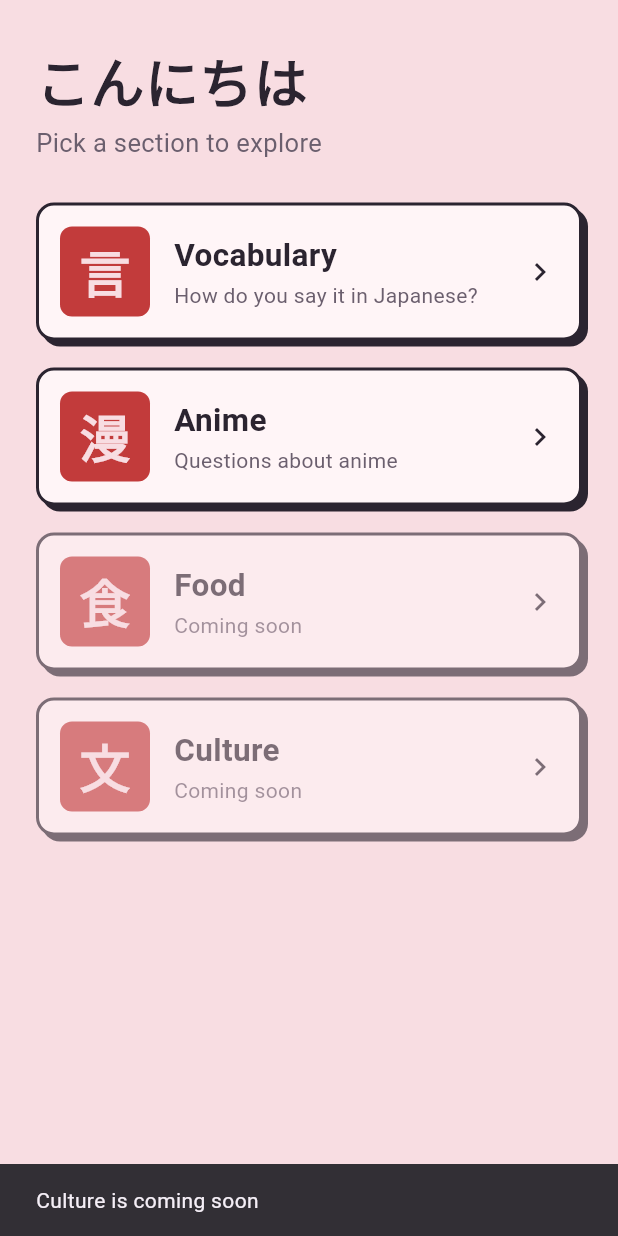
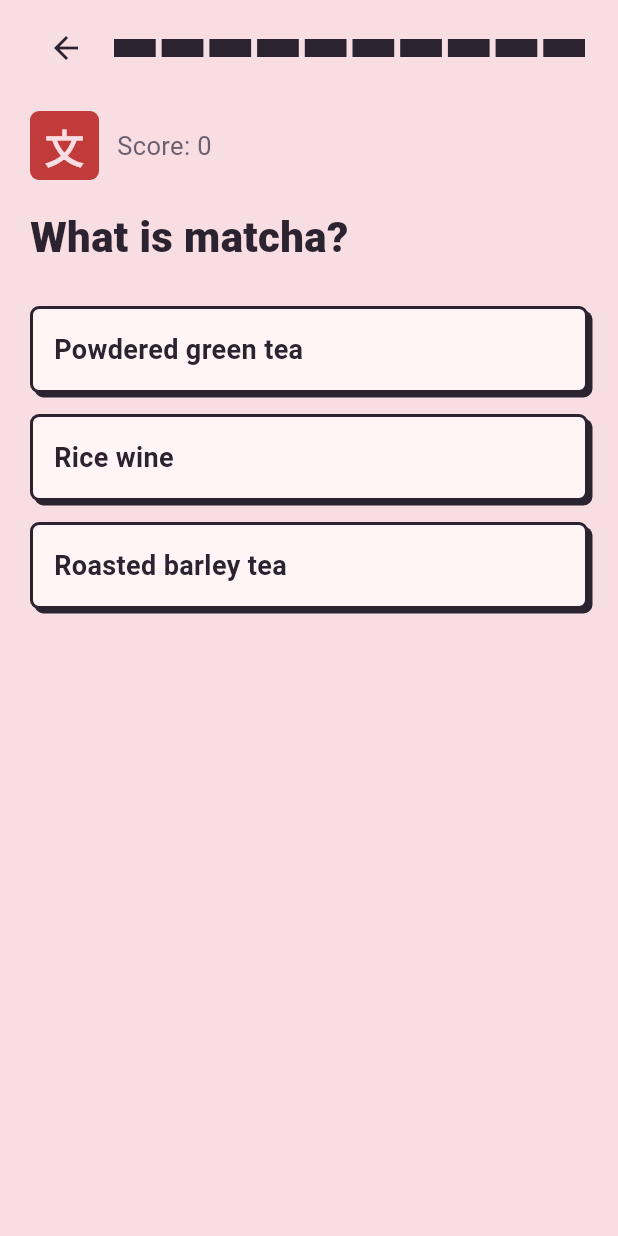
Before and after one commit to Tosin2510/anikui, a Flutter app: the screen it shows after launch, after a tap on an icon or button, on a phone screen of 412 x 824 dp. Run offline on Flutter 3.47's test engine with Material 3 defaults, Android fonts, the phone set to English and light mode, and no system bars; our stand-ins replace connectivity_plus, google_fonts; network calls fail.

Commit message:
Add the culture quiz and wire it to homepage.

```diff
--- a/lib/culture_part.dart
+++ b/lib/culture_part.dart
@@ -12,6 +12,7 @@ class CulturePart {
     required this.wrongAnswer2,
     required this.fact,
   });
+}
 
   List<CulturePart> availableCulture = [
 
@@ -416,4 +417,3 @@ class CulturePart {
   ),
 
   ];
-}
--- /dev/null
+++ b/lib/culture_quiz_screen.dart
@@ -0,0 +1,270 @@
+import 'dart:async';
+
+import 'package:anikui/culture_part.dart';
+import 'package:flutter/material.dart';
+import 'package:google_fonts/google_fonts.dart';
+
+class CultureQuizPage extends StatefulWidget {
+  const CultureQuizPage({super.key});
+
+  @override
+  State<CultureQuizPage> createState() => _CultureQuizPageState();
+}
+
+class _CultureQuizPageState extends State<CultureQuizPage> {
+
+  List<CulturePart> questions = [];
+  List<String> optionList = [];
+  int indexOfCorrectAnswer = 0;
+  int? indexOfPickedAnswer;
+  bool hasAnsweredThatQuestion = false;
+
+  int currentQuestion = 0;
+  int score = 0;
+
+  double totalSeconds = 60;
+  double timeLeft = 60;
+  Timer? timer;
+  List<Widget> space = [];
+
+  @override
+  void initState() {
+    super.initState();
+    questions = List.from(availableCulture);
+    questions.shuffle();
+    setUpQuestion();
+    startTimer();
+  }
+
+  @override
+  void dispose() {
+    timer?.cancel();
+    super.dispose();
+  }
+
+  void setUpQuestion() {
+    CulturePart culture = questions[currentQuestion];
+
+    optionList = [culture.answer, culture.wrongAnswer1, culture.wrongAnswer2];
+    optionList.shuffle();
+
+    indexOfCorrectAnswer = optionList.indexOf(culture.answer);
+
+    indexOfPickedAnswer = null;
+    hasAnsweredThatQuestion = false;
+  }
+
+  void startTimer() {
+    timer = Timer.periodic(Duration(milliseconds: 100), (time) {
+      setState(() {
+        timeLeft = timeLeft - 0.1;
+        if (timeLeft <= 0) {
+          timeLeft = 0;
+          time.cancel();
+          Navigator.pop(context);
+        }
+      });
+    });
+  }
+
+  void pickAnswerToQuestion(int val) {
+    if (hasAnsweredThatQuestion) return;
+    setState(() {
+      indexOfPickedAnswer = val;
+      hasAnsweredThatQuestion = true;
+      if (val == indexOfCorrectAnswer) {
+        score = score + 1;
+      }
+    });
+
+    Future.delayed(Duration(seconds: 2), () {
+      if (mounted) {
+        goToNextQuestion();
+      }
+    });
+  }
+
+  void goToNextQuestion() {
+    setState(() {
+      if (currentQuestion == questions.length - 1) {
+        questions.shuffle();
+        currentQuestion = 0;
+      } else {
+        currentQuestion = currentQuestion + 1;
+      }
+      setUpQuestion();
+    });
+  }
+
+  @override
+  Widget build(BuildContext context) {
+    CulturePart culture = questions[currentQuestion];
+
+    String message = '';
+
+    space = [];
+    int spaceFilled = (timeLeft / (totalSeconds / 10)).ceil();
+
+    for (int val = 0; val < 10; val++) {
+      bool isFilled = val < spaceFilled;
+      space.add(
+        Expanded(
+          child: Container(
+            height: 12,
+            margin: EdgeInsets.symmetric(horizontal: 2),
+            decoration: BoxDecoration(
+              color: isFilled ? (spaceFilled <= 2 ? Color(0xFFC23B3B) : Color(0xFF2B2430)) : Colors.transparent,
+              border: Border.all(color: Color(0xFF2B2430), width: 1.5),
+            ),
+          ),
+        ),
+      );
+    }
+
+    if (hasAnsweredThatQuestion) {
+      if (indexOfPickedAnswer == indexOfCorrectAnswer) {
+        message = 'Correct! ${culture.fact}';
+      } else {
+        message = 'Not quite. The answer is ${culture.answer}. ${culture.fact}';
+      }
+    }
+
+    return Scaffold(
+      backgroundColor: Color(0xFFF8DDE2),
+      body: SafeArea(
+        child: SingleChildScrollView(
+          child: Padding(
+            padding: EdgeInsets.fromLTRB(20, 8, 20, 24),
+            child: Column(
+              crossAxisAlignment: CrossAxisAlignment.start,
+              children: [
+                Row(
+                  children: [
+                    IconButton(
+                      onPressed: () {
+                        Navigator.pop(context);
+                      },
+                      icon: Icon(Icons.arrow_back, color: Color(0xFF2B2430)),
+                    ),
+                    SizedBox(width: 6),
+                    Expanded(child: Row(children: space)),
+                  ],
+                ),
+
+                SizedBox(height: 18),
+
+                Row(
+                  children: [
+                    Container(
+                      width: 46,
+                      height: 46,
+                      alignment: Alignment.center,
+                      decoration: BoxDecoration(
+                        color: Color(0xFFC23B3B),
+                        borderRadius: BorderRadius.circular(6),
+                      ),
+
+                      child: Text(
+                        '文',
+                        style: GoogleFonts.shipporiMincho(
+                          fontSize: 26,
+                          fontWeight: FontWeight.w800,
+                          color: Color(0xFFF8DDE2),
+                        ),
+                      ),
+                    ),
+
+                    SizedBox(width: 12),
+
+                    Text(
+                      'Score: $score',
+                      style: GoogleFonts.zenMaruGothic(
+                        fontSize: 17,
+                        color: Color(0xFF6B5F6E),
+                      ),
+                    )
+                  ],
+                ),
+
+                SizedBox(height: 18),
+
+                Text(
+                  culture.question,
+                  style: GoogleFonts.shipporiMincho(
+                    fontSize: 28,
+                    fontWeight: FontWeight.w800,
+                    color: Color(0xFF2B2430),
+                  ),
+                ),
+
+                SizedBox(height: 26),
+
+                buildOptionButtons(0),
+                buildOptionButtons(1),
+                buildOptionButtons(2),
+
+                Text(
+                  message,
+                  style: GoogleFonts.zenMaruGothic(
+                    fontSize: 17,
+                    fontWeight: FontWeight.w700,
+                    color: Color(0xFF2B2430),
+                  ),
+                ),
+              ]
+            )
+          )
+        )
+      )
+    );
+  }
+
+  Widget buildOptionButtons(int index) {
+    String option = optionList[index];
+
+    Color boxColor = Color(0xFFFFF5F7);
+    Color textColor = Color(0xFF2B2430);
+
+    if (hasAnsweredThatQuestion && index == indexOfCorrectAnswer) {
+      boxColor = Color(0xFF5B8C5A);
+      textColor = Colors.white;
+
+    } else if (hasAnsweredThatQuestion && indexOfPickedAnswer == index) {
+      boxColor = Color(0xFFC23B3B);
+      textColor = Colors.white;
+    }
+
+    return GestureDetector(
+      onTap: () {
+        pickAnswerToQuestion(index);
+      },
+
+      child: Container(
+        width: double.infinity,
+        margin: EdgeInsets.only(bottom: 14),
+        padding: EdgeInsets.all(14),
+        decoration: BoxDecoration(
+          color: boxColor,
+          borderRadius: BorderRadius.circular(6),
+          border: Border.all(color: Color(0xFF2B2430), width: 2),
+          boxShadow: [
+            BoxShadow(
+              color: Color(0xFF2B2430),
+              offset: Offset(3, 3),
+              blurRadius: 0,
+            ),
+          ],
+        ),
+
+        child: Text(
+          option,
+          style: GoogleFonts.zenMaruGothic(
+            fontSize: 18,
+            fontWeight: FontWeight.w700,
+            color: textColor,
+          ),
+        )
+      )
+    );
+  }
+}
--- a/lib/homepage.dart
+++ b/lib/homepage.dart
@@ -2,6 +2,7 @@ import 'dart:async';
 
 import 'package:anikui/anime_part.dart';
 import 'package:anikui/anime_quiz_page.dart';
+import 'package:anikui/culture_quiz_screen.dart';
 import 'package:anikui/quiz_page.dart';
 import 'package:connectivity_plus/connectivity_plus.dart';
 import 'package:flutter/material.dart';
@@ -78,7 +79,7 @@ class _HomePageState extends State<HomePage> {
                 quizCategoryCard(context, '言', 'Vocabulary', 'How do you say it in Japanese?', true),
                 quizCategoryCard(context, '漫', 'Anime', 'Questions about anime', isOnline, inactiveText: 'Connect to the internet to play', isAnime: true),
                 quizCategoryCard(context, '食', 'Food', 'Name the Japanese dish', false),
-                quizCategoryCard(context, '文', 'Culture', 'Japanese customs and traditions', false),
+                quizCategoryCard(context, '文', 'Culture', 'Japanese customs and traditions', true, isCulture: true),
               ]
             )
           )
@@ -97,6 +98,7 @@ Widget quizCategoryCard(
   bool isActive, {
   String? inactiveText,
   bool isAnime = false,
+  bool isCulture = false,
   }) {
   return GestureDetector(
     onTap: () async {
@@ -114,6 +116,13 @@ Widget quizCategoryCard(
             context,
             MaterialPageRoute(builder: (context) {
               return AnimeQuizPage();
+            })
+          );
+        } else if (isCulture) {
+          Navigator.push(
+            context,
+            MaterialPageRoute(builder: (context) {
+              return CultureQuizPage();
             })
           );
         } else {
```
